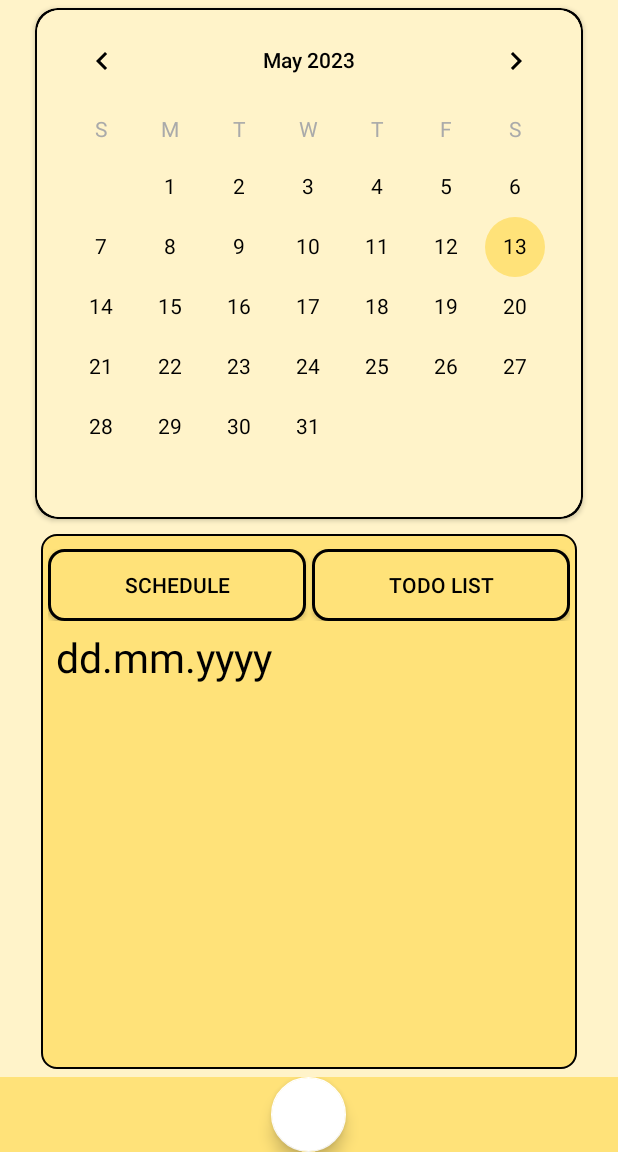
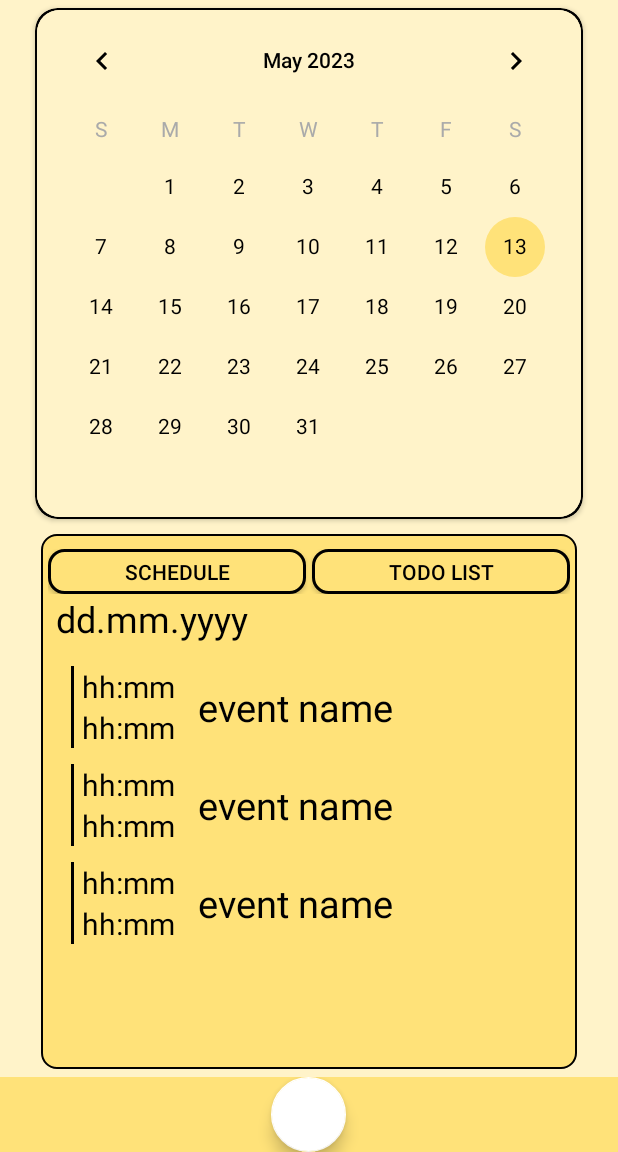
Before and after one commit to nxstr/beecalendar, an Android app: the layout activity_main.xml on its own in the app's theme, with its tools: preview values and no code run, on a phone screen of 412 x 824 dp, the part 84-1236 px from its top. Run offline under Robolectric (Android 15) with nearby library versions, the phone set to English and light mode, and no system bars.

Commit message:
event + category data loading

```diff
--- a/app/src/main/AndroidManifest.xml
+++ b/app/src/main/AndroidManifest.xml
@@ -43,6 +43,12 @@
         </activity>
 
         <activity
+            android:name="cz.cvut.fel.pda.bee_calendar.activities.EventDetailsActivity"
+            android:exported="false" >
+
+        </activity>
+
+        <activity
             android:name="cz.cvut.fel.pda.bee_calendar.activities.CategoryActivity"
             android:exported="false" >
 
--- a/app/src/main/java/cz/cvut/fel/pda/bee_calendar/dao/EventDao.kt
+++ b/app/src/main/java/cz/cvut/fel/pda/bee_calendar/dao/EventDao.kt
@@ -15,7 +15,7 @@ interface EventDao {
     @Query("SELECT * FROM Events WHERE userId = :userId")
     fun getAllEventsFlow(userId: Int): Flow<List<Event>>
 
-    @Query("SELECT * FROM Events WHERE userId = :userId AND date = :date")
+    @Query("SELECT * FROM Events WHERE userId = :userId AND date = :date ORDER BY timeFrom ASC")
     fun getAllEventsByDateFlow(userId: Int, date: String): Flow<List<Event>>
 
     @Query("SELECT * FROM Events WHERE id = :id")
@@ -26,6 +26,9 @@ interface EventDao {
 
     @Query("SELECT * FROM Events WHERE categoryId = :categoryId")
     suspend fun getAllEventsByCategory(categoryId: Int): List<Event>
+
+    @Query("SELECT * FROM Events WHERE userId = :userId AND categoryId = :categoryId")
+    fun getAllEventsByCategoryFlow(userId: Int, categoryId: Int): Flow<List<Event>>
 
     @Insert
     suspend fun insert(vararg event: Event)
--- a/app/src/main/java/cz/cvut/fel/pda/bee_calendar/model/Event.kt
+++ b/app/src/main/java/cz/cvut/fel/pda/bee_calendar/model/Event.kt
@@ -17,7 +17,7 @@ data class Event(
     override val date: String,
     override val remind: String,
     override val notes: String?,
-    override val categoryId: Int,
+    override var categoryId: Int,
     override val userId: Int,
 
     val location: String?,
@@ -30,4 +30,4 @@ data class Event(
 
     val repeatTo: String?
 
-): Action()
+): Action(), java.io.Serializable
--- a/app/src/main/java/cz/cvut/fel/pda/bee_calendar/repository/EventRepository.kt
+++ b/app/src/main/java/cz/cvut/fel/pda/bee_calendar/repository/EventRepository.kt
@@ -16,6 +16,10 @@ class EventRepository(
 
     fun getAllByDate(userId: Int, date: String): Flow<List<Event>> {
         return eventDao.getAllEventsByDateFlow(userId, date)
+    }
+
+    fun getAllByCat(userId: Int, catId: Int): Flow<List<Event>> {
+        return eventDao.getAllEventsByCategoryFlow(userId, catId)
     }
 
     @WorkerThread
--- a/app/src/main/java/cz/cvut/fel/pda/bee_calendar/viewmodels/EventViewModel.kt
+++ b/app/src/main/java/cz/cvut/fel/pda/bee_calendar/viewmodels/EventViewModel.kt
@@ -37,6 +37,10 @@ class EventViewModel(
 
     fun getEventsByDate(date: LocalDate): LiveData<List<Event>> {
         return eventRepository.getAllByDate(loggedInUserId, date.toString()).asLiveData()
+    }
+
+    fun getEventsByCatFlow(catId: Int): LiveData<List<Event>>{
+        return eventRepository.getAllByCat(loggedInUserId, catId).asLiveData()
     }
 
     fun insertEvent(newEvent: Event) = viewModelScope.launch {
--- a/app/src/main/res/layout/activity_main.xml
+++ b/app/src/main/res/layout/activity_main.xml
@@ -73,7 +73,7 @@
 
         <LinearLayout
             android:layout_width="match_parent"
-            android:layout_height="wrap_content"
+            android:layout_height="30dp"
             android:orientation="horizontal"
             >
 
@@ -110,13 +110,31 @@
                     android:layout_width="wrap_content"
                     android:layout_height="wrap_content"
                     android:text="dd.mm.yyyy"
-                    android:textSize="27dp"
-                    android:layout_margin="5dp"
+                    android:textSize="24dp"
+                    android:layout_marginHorizontal="5dp"
                     />
-<!--                <ScrollView-->
-<!--                    android:layout_width="match_parent"-->
-<!--                    android:layout_height="wrap_content"-->
-<!--                    >-->
+                <androidx.constraintlayout.widget.ConstraintLayout
+                    android:id="@+id/l"
+                    android:layout_width="match_parent"
+                    android:layout_height="match_parent">
+
+                    <androidx.recyclerview.widget.RecyclerView
+                        android:id="@+id/recyclerview"
+                        android:layout_width="0dp"
+                        android:layout_height="0dp"
+                        tools:listitem="@layout/schedule_fragment"
+                        android:padding="10dp"
+                        app:layout_constraintBottom_toBottomOf="parent"
+                        app:layout_constraintLeft_toLeftOf="parent"
+                        app:layout_constraintRight_toRightOf="parent"
+                        app:layout_constraintTop_toTopOf="parent"
+                        />
+
+                </androidx.constraintlayout.widget.ConstraintLayout>
+                <ScrollView
+                    android:layout_width="match_parent"
+                    android:layout_height="wrap_content"
+                    >
 <!--                    <LinearLayout-->
 <!--                        android:layout_width="match_parent"-->
 <!--                        android:layout_height="wrap_content"-->
@@ -126,7 +144,7 @@
 <!--                            />-->
 <!--                    </LinearLayout>-->
 
-<!--                </ScrollView>-->
+                </ScrollView>
 <!--                <include-->
 <!--                    android:id="@+id/schedule_events"-->
 <!--                    layout="@layout/scroll_view_main_activity"/>-->
--- a/app/src/main/res/layout/schedule_fragment.xml
+++ b/app/src/main/res/layout/schedule_fragment.xml
@@ -1,4 +1,3 @@
-<?xml version="1.0" encoding="utf-8"?>
 <LinearLayout xmlns:android="http://schemas.android.com/apk/res/android"
     xmlns:tools="http://schemas.android.com/tools"
     android:orientation="horizontal"
@@ -26,7 +25,7 @@
             android:layout_height="0dp"
             android:layout_weight="1"
             android:text="hh:mm"
-            android:textSize="25dp"/>
+            android:textSize="20dp"/>
 
         <TextView
             android:id="@+id/timeTo"
@@ -34,7 +33,7 @@
             android:layout_height="0dp"
             android:layout_weight="1"
             android:text="hh:mm"
-            android:textSize="25dp"/>
+            android:textSize="20dp"/>
 
     </LinearLayout>
 
--- a/app/src/main/res/menu/info_menu.xml
+++ b/app/src/main/res/menu/info_menu.xml
@@ -2,13 +2,13 @@
 <menu xmlns:android="http://schemas.android.com/apk/res/android"
     xmlns:app="http://schemas.android.com/apk/res-auto">
     <item
-        android:id="@+id/navigation_house"
+        android:id="@+id/navigation_item_delete"
         android:icon="@drawable/ic_delete_black"
         android:title="Delete"
         app:showAsAction="ifRoom"
         />
     <item
-        android:id="@+id/navigation_notifications"
+        android:id="@+id/navigation_item_edit"
         android:icon="@drawable/ic_edit_black"
         android:title="Edit"
         app:showAsAction="ifRoom"/>
```
Also changed, not shown: app/src/main/java/cz/cvut/fel/pda/bee_calendar/CategoryListAdapter.kt (+9 -4 lines), app/src/main/java/cz/cvut/fel/pda/bee_calendar/EventListAdapter.kt (added, +73 -0 lines), app/src/main/java/cz/cvut/fel/pda/bee_calendar/activities/CategoryActivity.kt (+30 -6 lines), app/src/main/java/cz/cvut/fel/pda/bee_calendar/activities/EventDetailsActivity.kt (added, +81 -0 lines), app/src/main/java/cz/cvut/fel/pda/bee_calendar/activities/MainActivity.kt (+60 -2 lines), app/src/main/java/cz/cvut/fel/pda/bee_calendar/activities/NewEventActivity.kt (+6 -7 lines), app/src/main/res/layout/event_details.xml (+26 -2 lines).
